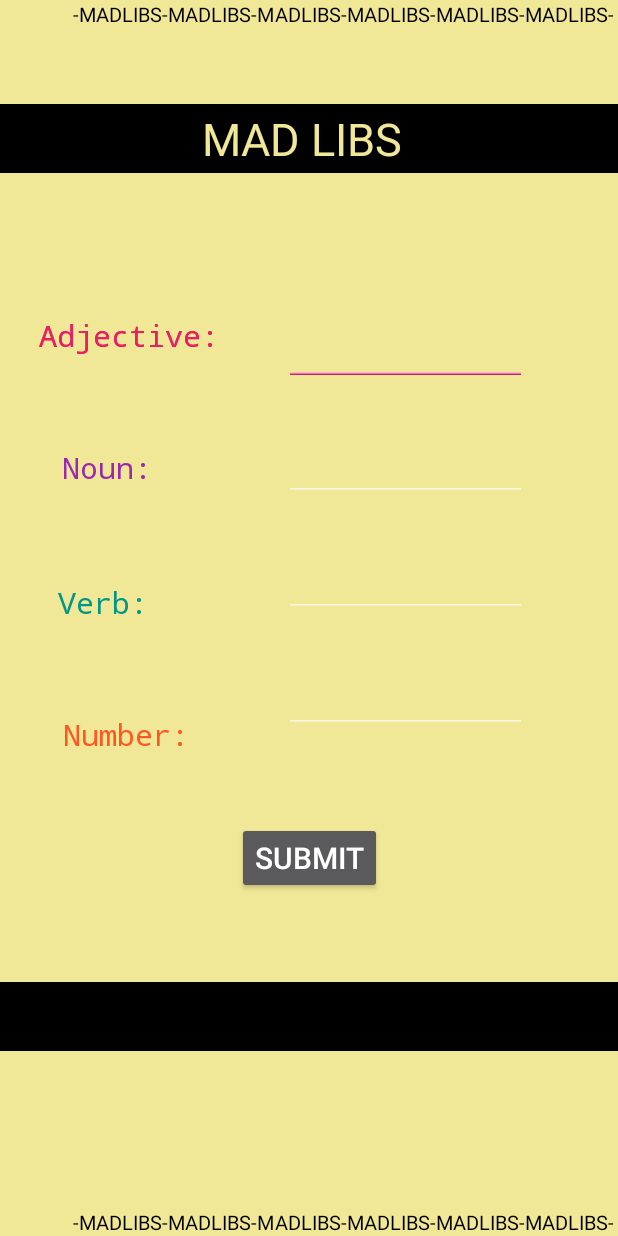
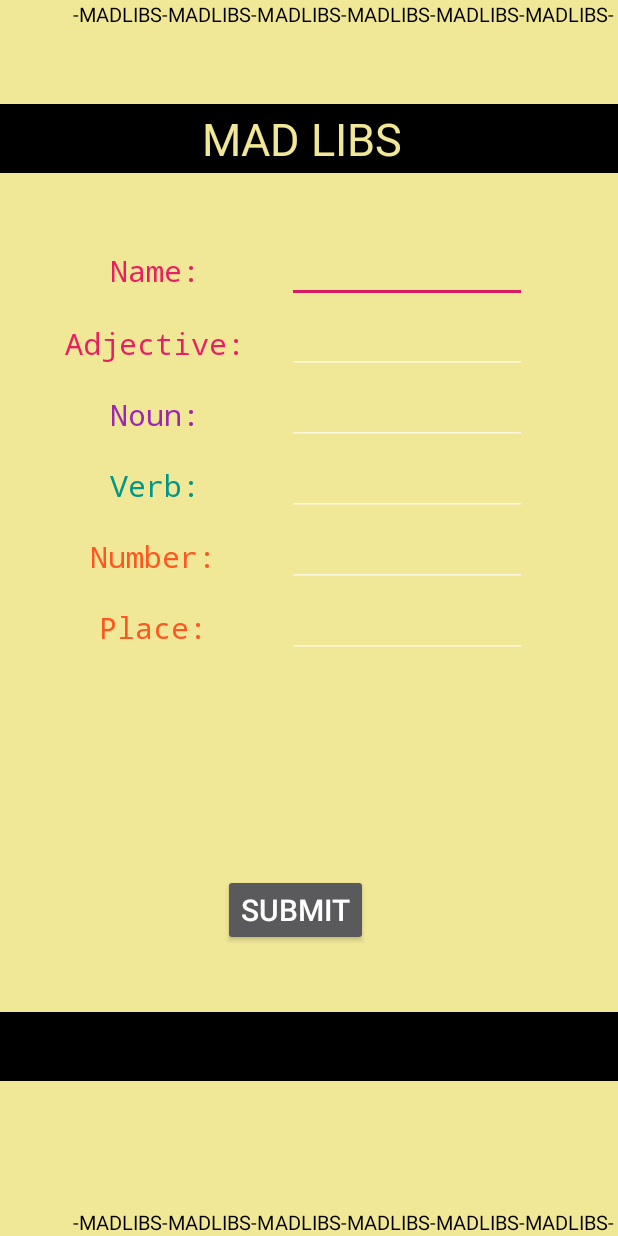
Before and after one commit to kdesai0512/MadLibDesai, an Android app: the screen it shows after launch (MainActivity), on a phone screen of 412 x 824 dp. Run offline under Robolectric (Android 15) with nearby library versions, the phone set to English and light mode, and no system bars.

Commit message:
Wed Commit. Finished dimens and try catch blocks.

```diff
--- a/app/src/main/java/com/example/madlibs/CompleteActivity.java
+++ b/app/src/main/java/com/example/madlibs/CompleteActivity.java
@@ -21,13 +21,13 @@ public class CompleteActivity extends AppCompatActivity {
         setContentView(R.layout.activity_complete);
 
         Intent intent = getIntent();
-        String myAdjStr = intent.getStringExtra(MY_ADJ);
-        String myNounStr = intent.getStringExtra(MY_NOUN);
-        String myVerbStr = intent.getStringExtra(MY_VERB);
-        String myNumStr = intent.getStringExtra(MY_NUM);
+        String myAdj = intent.getStringExtra(MY_ADJ);
+        String myNoun = intent.getStringExtra(MY_NOUN);
+        String myVerb = intent.getStringExtra(MY_VERB);
+        String myNum = intent.getStringExtra(MY_NUM);
 
-        String strToDisplay = "I love " + myAdjStr + " " + myNounStr +
-                " because it " + myVerbStr + " for " + myNumStr + " hours.";
+        String strToDisplay = "I love " + myAdj + " " + myNoun +
+                " because it " + myVerb + " for " + myNum + " hours.";
         TextView str = (TextView) findViewById(R.id.info);
         str.setText(strToDisplay);
 
--- a/app/src/main/java/com/example/madlibs/MainActivity.java
+++ b/app/src/main/java/com/example/madlibs/MainActivity.java
@@ -2,10 +2,12 @@ package com.example.madlibs;
 
 import androidx.appcompat.app.AppCompatActivity;
 
+import android.content.Context;
 import android.content.Intent;
 import android.os.Bundle;
 import android.view.View;
 import android.widget.EditText;
+import android.widget.Toast;
 
 public class MainActivity extends AppCompatActivity {
 
@@ -21,10 +23,20 @@ public class MainActivity extends AppCompatActivity {
         EditText myVerb = (EditText) findViewById(R.id.verb);
         EditText myNum = (EditText) findViewById(R.id.number);
 
+        if (myAdj.length() == 0) {
+            Context context = getApplicationContext();
+            CharSequence text = "Please fill all blanks";
+            int duration = Toast.LENGTH_SHORT;
+
+            Toast toast = Toast.makeText(context, text, duration);
+            toast.show();
+        }
+        else {
             String myAdjStr = myAdj.getText().toString();
             String myNounStr = myNoun.getText().toString();
             String myVerbStr = myVerb.getText().toString();
             String myNumStr = myNum.getText().toString();
+
 
             Intent intent = new Intent(this, CompleteActivity.class);
 
@@ -36,3 +48,4 @@ public class MainActivity extends AppCompatActivity {
             startActivity(intent);
         }
     }
+}
--- a/app/src/main/res/layout/activity_complete.xml
+++ b/app/src/main/res/layout/activity_complete.xml
@@ -6,4 +6,9 @@
     android:layout_height="match_parent"
     tools:context=".CompleteActivity">
 
+    <TextView
+        android:layout_width="match_parent"
+        android:layout_height="match_parent"
+        android:id="@+id/info"/>
+
 </androidx.constraintlayout.widget.ConstraintLayout>
--- a/app/src/main/res/layout/activity_main.xml
+++ b/app/src/main/res/layout/activity_main.xml
@@ -51,30 +51,29 @@
         app:layout_constraintVertical_bias="0.089" />
 
     <TextView
-        android:layout_width="121dp"
-        android:layout_height="29dp"
-        android:layout_marginStart="@dimen/start"
+        android:id="@+id/textView4"
+        android:layout_width="@dimen/width"
+        android:layout_height="@dimen/height"
         android:layout_marginTop="8dp"
-        android:layout_marginEnd="24dp"
+        android:layout_marginEnd="8dp"
         android:layout_marginBottom="8dp"
         android:background="#00E91E63"
         android:fontFamily="monospace"
-        android:text="Adjective:"
+        android:gravity="center"
+        android:text="Name:"
         android:textColor="#E91E63"
         android:textSize="@dimen/word"
         app:layout_constraintBottom_toBottomOf="parent"
-        app:layout_constraintEnd_toStartOf="@+id/adjective"
+        app:layout_constraintEnd_toStartOf="@+id/name"
+        app:layout_constraintHorizontal_bias="1.0"
         app:layout_constraintStart_toStartOf="parent"
         app:layout_constraintTop_toTopOf="parent"
-        app:layout_constraintVertical_bias="0.259" />
-
-
+        app:layout_constraintVertical_bias="0.199" />
 
     <EditText
-        android:id="@+id/adjective"
-        android:layout_width="wrap_content"
-        android:layout_height="wrap_content"
-        android:layout_marginBottom="8dp"
+        android:id="@+id/name"
+        android:layout_width="@dimen/width"
+        android:layout_height="@dimen/height"
         android:hint="                                 "
         android:textColor="#0A0101"
         app:layout_constraintBottom_toBottomOf="parent"
@@ -82,63 +81,65 @@
         app:layout_constraintLeft_toLeftOf="parent"
         app:layout_constraintRight_toRightOf="parent"
         app:layout_constraintTop_toTopOf="parent"
-        app:layout_constraintVertical_bias="0.274" />
+        app:layout_constraintVertical_bias="0.207" />
+
 
     <TextView
-        android:layout_width="121dp"
-        android:layout_height="29dp"
+        android:id="@+id/textView5"
+        android:layout_width="@dimen/width"
+        android:layout_height="@dimen/height"
         android:layout_marginStart="@dimen/start"
-        android:layout_marginTop="8dp"
-        android:layout_marginEnd="24dp"
-        android:layout_marginBottom="8dp"
+        android:layout_marginTop="@dimen/top"
+        android:layout_marginEnd="@dimen/end"
         android:background="#00E91E63"
         android:fontFamily="monospace"
+        android:gravity="center"
         android:text="Adjective:"
         android:textColor="#E91E63"
         android:textSize="@dimen/word"
         app:layout_constraintBottom_toBottomOf="parent"
         app:layout_constraintEnd_toStartOf="@+id/adjective"
+        app:layout_constraintHorizontal_bias="1.0"
         app:layout_constraintStart_toStartOf="parent"
-        app:layout_constraintTop_toTopOf="parent"
-        app:layout_constraintVertical_bias="0.259" />
-
-
+        app:layout_constraintTop_toBottomOf="@+id/textView4"
+        app:layout_constraintVertical_bias="0.002" />
 
     <EditText
-        android:id="@+id/name"
-        android:layout_width="wrap_content"
-        android:layout_height="wrap_content"
-        android:layout_marginBottom="8dp"
+        android:id="@+id/adjective"
+        android:layout_width="@dimen/width"
+        android:layout_height="@dimen/height"
+        android:layout_marginTop="@dimen/top"
+        android:layout_marginBottom="444dp"
         android:hint="                                 "
         android:textColor="#0A0101"
         app:layout_constraintBottom_toBottomOf="parent"
         app:layout_constraintHorizontal_bias="0.758"
         app:layout_constraintLeft_toLeftOf="parent"
         app:layout_constraintRight_toRightOf="parent"
-        app:layout_constraintTop_toTopOf="parent"
-        app:layout_constraintVertical_bias="0.274" />
+        app:layout_constraintTop_toBottomOf="@+id/name"
+        app:layout_constraintVertical_bias="0.0" />
 
 
     <TextView
         android:id="@+id/textView2"
-        android:layout_width="wrap_content"
-        android:layout_height="wrap_content"
-        android:layout_marginEnd="88dp"
-        android:layout_marginStart="@dimen/start"
+        android:layout_width="@dimen/width"
+        android:layout_height="@dimen/height"
+        android:layout_marginTop="@dimen/top"
+        android:layout_marginEnd="8dp"
         android:fontFamily="monospace"
+        android:gravity="center"
         android:text="Noun:"
         android:textColor="#9C27B0"
         android:textSize="@dimen/word"
-        app:layout_constraintBottom_toBottomOf="parent"
+
         app:layout_constraintEnd_toStartOf="@+id/noun"
         app:layout_constraintLeft_toLeftOf="parent"
-        app:layout_constraintTop_toTopOf="parent"
-        app:layout_constraintVertical_bias="0.374" />
+        app:layout_constraintTop_toBottomOf="@+id/textView5" />
 
     <EditText
         android:id="@+id/noun"
-        android:layout_width="wrap_content"
-        android:layout_height="wrap_content"
+        android:layout_width="@dimen/width"
+        android:layout_height="@dimen/height"
         android:layout_marginTop="@dimen/top"
         android:hint="                                 "
         app:layout_constraintHorizontal_bias="0.758"
@@ -147,24 +148,28 @@
         app:layout_constraintTop_toBottomOf="@+id/adjective" />
 
     <TextView
-        android:layout_width="wrap_content"
-        android:layout_height="wrap_content"
+        android:id="@+id/textView6"
+        android:layout_width="@dimen/width"
+        android:layout_height="@dimen/height"
         android:layout_marginStart="@dimen/start"
-        android:layout_marginEnd="60dp"
+        android:layout_marginTop="@dimen/top"
+        android:layout_marginEnd="@dimen/end"
         android:fontFamily="monospace"
+        android:gravity="center"
         android:text="Verb:"
         android:textColor="#009688"
         android:textSize="@dimen/word"
         app:layout_constraintBottom_toBottomOf="parent"
         app:layout_constraintEnd_toStartOf="@+id/verb"
+        app:layout_constraintHorizontal_bias="1.0"
         app:layout_constraintStart_toStartOf="parent"
-        app:layout_constraintTop_toTopOf="parent"
-        app:layout_constraintVertical_bias="0.487" />
+        app:layout_constraintTop_toBottomOf="@+id/textView2"
+        app:layout_constraintVertical_bias="0.0" />
 
     <EditText
         android:id="@+id/verb"
-        android:layout_width="wrap_content"
-        android:layout_height="wrap_content"
+        android:layout_width="@dimen/width"
+        android:layout_height="@dimen/height"
         android:layout_marginTop="@dimen/top"
         android:hint="                                 "
         app:layout_constraintHorizontal_bias="0.758"
@@ -173,30 +178,69 @@
         app:layout_constraintTop_toBottomOf="@+id/noun" />
 
     <TextView
-        android:layout_width="wrap_content"
-        android:layout_height="28dp"
+        android:id="@+id/textView7"
+        android:layout_width="@dimen/width"
+        android:layout_height="@dimen/height"
         android:layout_marginStart="@dimen/start"
-        android:layout_marginEnd="30dp"
-        android:layout_marginTop="155dp"
+        android:layout_marginTop="@dimen/top"
+        android:layout_marginEnd="@dimen/end"
         android:fontFamily="monospace"
+        android:gravity="center"
         android:text="Number:"
         android:textColor="#FF5722"
         android:textSize="@dimen/word"
         app:layout_constraintBottom_toBottomOf="parent"
         app:layout_constraintEnd_toStartOf="@+id/number"
+        app:layout_constraintHorizontal_bias="0.9"
         app:layout_constraintStart_toStartOf="parent"
-        app:layout_constraintTop_toTopOf="parent" />
+        app:layout_constraintTop_toBottomOf="@+id/textView6"
+        app:layout_constraintVertical_bias="0.0" />
 
     <EditText
         android:id="@+id/number"
-        android:layout_width="wrap_content"
-        android:layout_height="wrap_content"
+        android:layout_width="@dimen/width"
+        android:layout_height="@dimen/height"
         android:layout_marginTop="@dimen/top"
         android:hint="                                 "
+        app:layout_constraintBottom_toBottomOf="parent"
         app:layout_constraintHorizontal_bias="0.758"
         app:layout_constraintLeft_toLeftOf="parent"
         app:layout_constraintRight_toRightOf="parent"
-        app:layout_constraintTop_toBottomOf="@+id/verb" />
+        app:layout_constraintTop_toBottomOf="@+id/verb"
+        app:layout_constraintVertical_bias="0.0" />
+
+    <TextView
+        android:id="@+id/textView8"
+        android:layout_width="@dimen/width"
+        android:layout_height="@dimen/height"
+        android:layout_marginStart="@dimen/start"
+        android:layout_marginTop="@dimen/top"
+        android:layout_marginEnd="@dimen/end"
+        android:fontFamily="monospace"
+        android:gravity="center"
+        android:text="Place:"
+        android:textColor="#FF5722"
+        android:textSize="@dimen/word"
+        app:layout_constraintBottom_toBottomOf="parent"
+        app:layout_constraintEnd_toStartOf="@+id/number"
+        app:layout_constraintHorizontal_bias="0.9"
+        app:layout_constraintStart_toStartOf="parent"
+        app:layout_constraintTop_toBottomOf="@+id/textView7"
+        app:layout_constraintVertical_bias="0.0" />
+
+    <EditText
+        android:id="@+id/place"
+        android:layout_width="@dimen/width"
+        android:layout_height="@dimen/height"
+        android:layout_marginTop="@dimen/top"
+        android:layout_marginBottom="8dp"
+        android:hint="                                 "
+        app:layout_constraintBottom_toBottomOf="parent"
+        app:layout_constraintHorizontal_bias="0.758"
+        app:layout_constraintLeft_toLeftOf="parent"
+        app:layout_constraintRight_toRightOf="parent"
+        app:layout_constraintTop_toBottomOf="@+id/number"
+        app:layout_constraintVertical_bias="0.0" />
 
     <Button
         android:id="@+id/button"
@@ -211,9 +255,10 @@
         android:textSize="@dimen/word"
         app:layout_constraintBottom_toBottomOf="parent"
         app:layout_constraintEnd_toEndOf="parent"
+        app:layout_constraintHorizontal_bias="0.469"
         app:layout_constraintStart_toStartOf="parent"
         app:layout_constraintTop_toBottomOf="@+id/number"
-        app:layout_constraintVertical_bias="0.19" />
+        app:layout_constraintVertical_bias="0.498" />
 
     <TextView
         android:id="@+id/textView3"
@@ -228,10 +273,10 @@
         android:textSize="30dp"
         app:layout_constraintBottom_toBottomOf="parent"
         app:layout_constraintEnd_toEndOf="parent"
-        app:layout_constraintHorizontal_bias="0.277"
+        app:layout_constraintHorizontal_bias="0.611"
         app:layout_constraintStart_toStartOf="parent"
         app:layout_constraintTop_toBottomOf="@+id/button"
-        app:layout_constraintVertical_bias="0.291" />
+        app:layout_constraintVertical_bias="0.259" />
 
     <TextView
         android:id="@+id/borderBottom"
--- a/app/src/main/res/values/dimens.xml
+++ b/app/src/main/res/values/dimens.xml
@@ -2,7 +2,9 @@
 <resources>
     <dimen name="start">8dp</dimen>
     <dimen name="word">20sp</dimen>
-    <dimen name="top">32dp</dimen>
-
+    <dimen name="top">8dp</dimen>
+    <dimen name="width">160dp</dimen>
+    <dimen name="height">39dp</dimen>
+    <dimen name="end">8dp</dimen>
 
 </resources>
```
Lines whose indentation alone changed are shown as unchanged.
